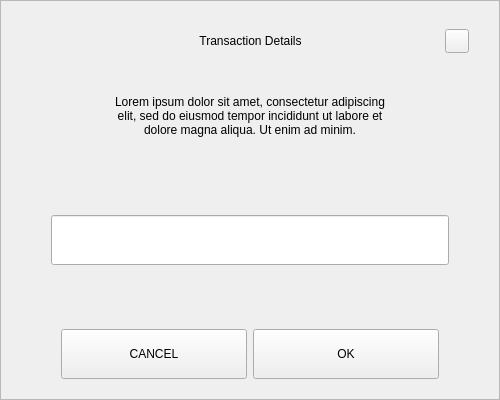
First picture: the form in src/qt/rapids/forms/sendchangeaddressdialog.ui, repository RapidsOfficial/Rapids, before the edit.
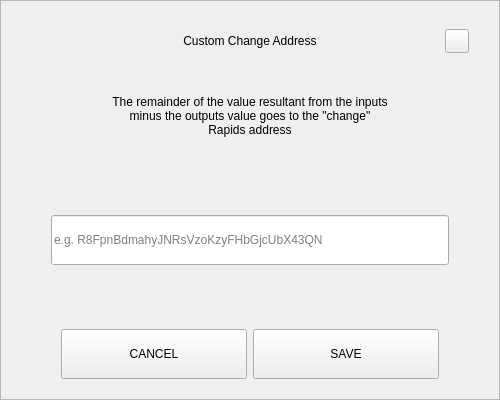
Second picture: the form after the edit.

```diff
--- a/src/qt/rapids/forms/sendchangeaddressdialog.ui
+++ b/src/qt/rapids/forms/sendchangeaddressdialog.ui
@@ -92,7 +92,7 @@
            <string notr="true">padding-left:24px;</string>
           </property>
           <property name="text">
-           <string>Transaction Details</string>
+           <string>Custom Change Address</string>
           </property>
           <property name="alignment">
            <set>Qt::AlignCenter</set>
@@ -164,7 +164,7 @@
          </size>
         </property>
         <property name="text">
-         <string>Lorem ipsum dolor sit amet, consectetur adipiscing elit, sed do eiusmod tempor incididunt ut labore et dolore magna aliqua. Ut enim ad minim.</string>
+         <string>The remainder of the value resultant from the inputs minus the outputs value goes to the &quot;change&quot; Rapids address</string>
         </property>
         <property name="alignment">
          <set>Qt::AlignCenter</set>
@@ -206,6 +206,9 @@
             <height>50</height>
            </size>
           </property>
+          <property name="placeholderText">
+           <string notr="true">e.g. R8FpnBdmahyJNRsVzoKzyFHbGjcUbX43QN</string>
+          </property>
          </widget>
         </item>
        </layout>
@@ -262,7 +265,7 @@
            <enum>Qt::NoFocus</enum>
           </property>
           <property name="text">
-           <string>OK</string>
+           <string>SAVE</string>
           </property>
          </widget>
         </item>
```
